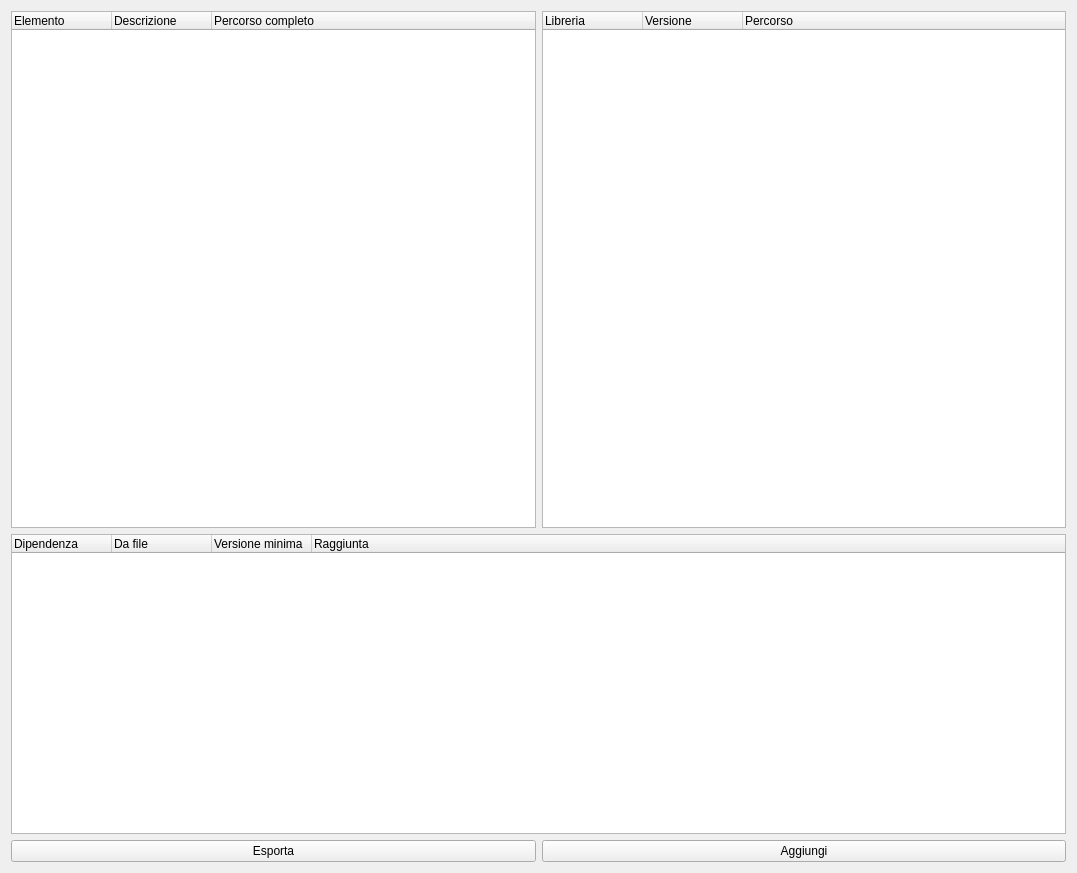
Gabriele266/ArduinoPacMan, file gui/packagetab.ui: the form before one commit.
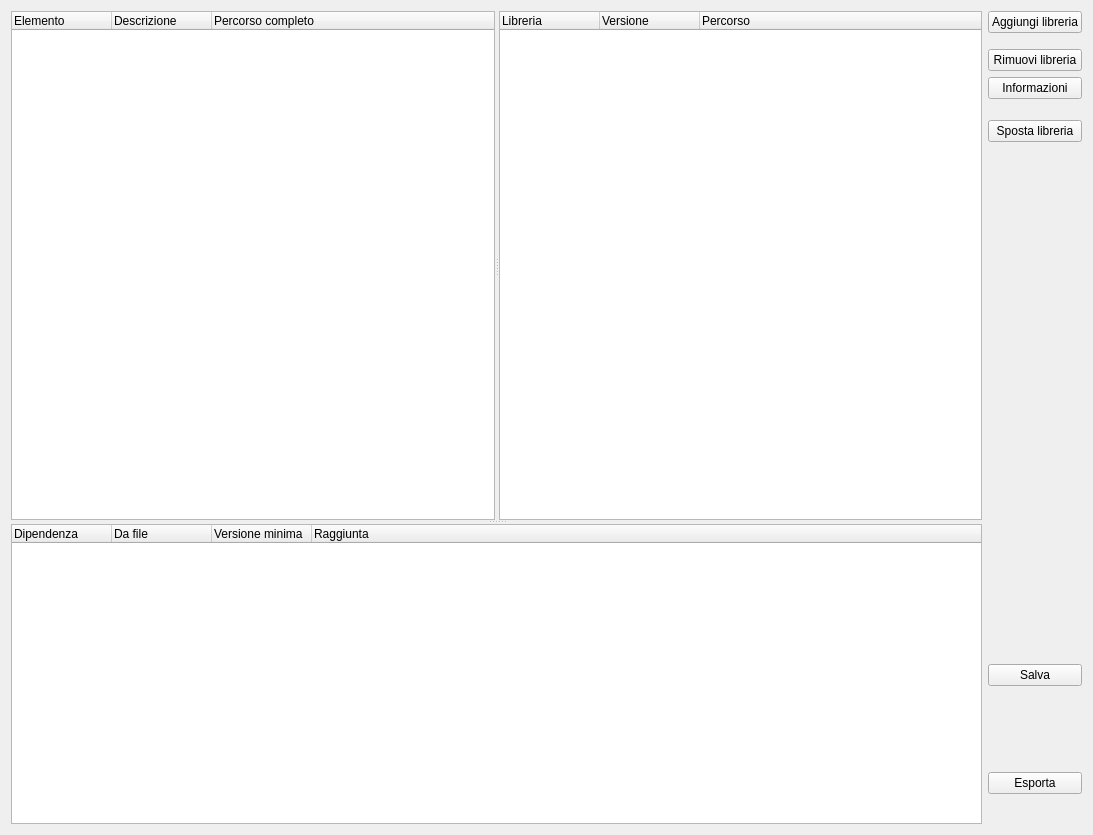
The form after the commit.

Commit message: Miglioramento interfaccia

```diff
--- a/gui/packagetab.ui
+++ b/gui/packagetab.ui
@@ -6,18 +6,50 @@
    <rect>
     <x>0</x>
     <y>0</y>
-    <width>1077</width>
-    <height>873</height>
+    <width>1093</width>
+    <height>835</height>
    </rect>
   </property>
   <property name="windowTitle">
    <string>Form</string>
   </property>
-  <layout class="QVBoxLayout" name="verticalLayout">
-   <item>
     <layout class="QHBoxLayout" name="horizontalLayout_2">
      <item>
+    <layout class="QHBoxLayout" name="horizontalLayout">
+     <item>
+      <widget class="QSplitter" name="splitter_2">
+       <property name="sizePolicy">
+        <sizepolicy hsizetype="Expanding" vsizetype="Expanding">
+         <horstretch>0</horstretch>
+         <verstretch>0</verstretch>
+        </sizepolicy>
+       </property>
+       <property name="minimumSize">
+        <size>
+         <width>100</width>
+         <height>100</height>
+        </size>
+       </property>
+       <property name="orientation">
+        <enum>Qt::Vertical</enum>
+       </property>
+       <widget class="QSplitter" name="splitter">
+        <property name="minimumSize">
+         <size>
+          <width>100</width>
+          <height>100</height>
+         </size>
+        </property>
+        <property name="orientation">
+         <enum>Qt::Horizontal</enum>
+        </property>
       <widget class="QTreeWidget" name="fileBrowser">
+         <property name="minimumSize">
+          <size>
+           <width>100</width>
+           <height>100</height>
+          </size>
+         </property>
        <column>
         <property name="text">
          <string>Elemento</string>
@@ -34,9 +66,13 @@
         </property>
        </column>
       </widget>
-     </item>
-     <item>
       <widget class="QTreeWidget" name="libraryBrowser">
+         <property name="minimumSize">
+          <size>
+           <width>100</width>
+           <height>100</height>
+          </size>
+         </property>
        <column>
         <property name="text">
          <string>Libreria</string>
@@ -53,11 +89,14 @@
         </property>
        </column>
       </widget>
-     </item>
-    </layout>
-   </item>
-   <item>
+       </widget>
     <widget class="QTreeWidget" name="dependencyBrowser">
+        <property name="minimumSize">
+         <size>
+          <width>100</width>
+          <height>100</height>
+         </size>
+        </property>
      <property name="maximumSize">
       <size>
        <width>16777215</width>
@@ -85,25 +124,136 @@
       </property>
      </column>
     </widget>
+      </widget>
    </item>
    <item>
-    <layout class="QGridLayout" name="gridLayout">
+      <layout class="QVBoxLayout" name="verticalLayout">
      <property name="sizeConstraint">
       <enum>QLayout::SetMinimumSize</enum>
      </property>
-     <item row="0" column="0">
-      <widget class="QPushButton" name="exportPackage">
+       <item>
+        <widget class="QPushButton" name="addLibraryButton">
+         <property name="text">
+          <string>Aggiungi libreria</string>
+         </property>
+        </widget>
+       </item>
+       <item>
+        <spacer name="verticalSpacer_4">
+         <property name="orientation">
+          <enum>Qt::Vertical</enum>
+         </property>
+         <property name="sizeType">
+          <enum>QSizePolicy::Fixed</enum>
+         </property>
+         <property name="sizeHint" stdset="0">
+          <size>
+           <width>20</width>
+           <height>10</height>
+          </size>
+         </property>
+        </spacer>
+       </item>
+       <item>
+        <widget class="QPushButton" name="deleteLibraryButton">
+         <property name="text">
+          <string>Rimuovi libreria</string>
+         </property>
+        </widget>
+       </item>
+       <item>
+        <widget class="QPushButton" name="infoButton">
+         <property name="text">
+          <string>Informazioni</string>
+         </property>
+        </widget>
+       </item>
+       <item>
+        <spacer name="verticalSpacer_5">
+         <property name="orientation">
+          <enum>Qt::Vertical</enum>
+         </property>
+         <property name="sizeType">
+          <enum>QSizePolicy::Fixed</enum>
+         </property>
+         <property name="sizeHint" stdset="0">
+          <size>
+           <width>20</width>
+           <height>15</height>
+          </size>
+         </property>
+        </spacer>
+       </item>
+       <item>
+        <widget class="QPushButton" name="moveLibraryButton">
+         <property name="text">
+          <string>Sposta libreria</string>
+         </property>
+        </widget>
+       </item>
+       <item>
+        <spacer name="verticalSpacer_2">
+         <property name="orientation">
+          <enum>Qt::Vertical</enum>
+         </property>
+         <property name="sizeType">
+          <enum>QSizePolicy::Expanding</enum>
+         </property>
+         <property name="sizeHint" stdset="0">
+          <size>
+           <width>20</width>
+           <height>40</height>
+          </size>
+         </property>
+        </spacer>
+       </item>
+       <item>
+        <widget class="QPushButton" name="saveButton">
+         <property name="text">
+          <string>Salva</string>
+         </property>
+        </widget>
+       </item>
+       <item>
+        <spacer name="verticalSpacer">
+         <property name="orientation">
+          <enum>Qt::Vertical</enum>
+         </property>
+         <property name="sizeType">
+          <enum>QSizePolicy::Fixed</enum>
+         </property>
+         <property name="sizeHint" stdset="0">
+          <size>
+           <width>40</width>
+           <height>80</height>
+          </size>
+         </property>
+        </spacer>
+       </item>
+       <item>
+        <widget class="QPushButton" name="exportButton">
        <property name="text">
         <string>Esporta</string>
        </property>
       </widget>
      </item>
-     <item row="0" column="1">
-      <widget class="QPushButton" name="addLibrary">
-       <property name="text">
-        <string>Aggiungi</string>
-       </property>
-      </widget>
+       <item>
+        <spacer name="verticalSpacer_3">
+         <property name="orientation">
+          <enum>Qt::Vertical</enum>
+         </property>
+         <property name="sizeType">
+          <enum>QSizePolicy::Fixed</enum>
+         </property>
+         <property name="sizeHint" stdset="0">
+          <size>
+           <width>20</width>
+           <height>30</height>
+          </size>
+         </property>
+        </spacer>
+       </item>
+      </layout>
      </item>
     </layout>
    </item>
```
Lines whose indentation alone changed are shown as unchanged. The commit also changes 6 other files.
